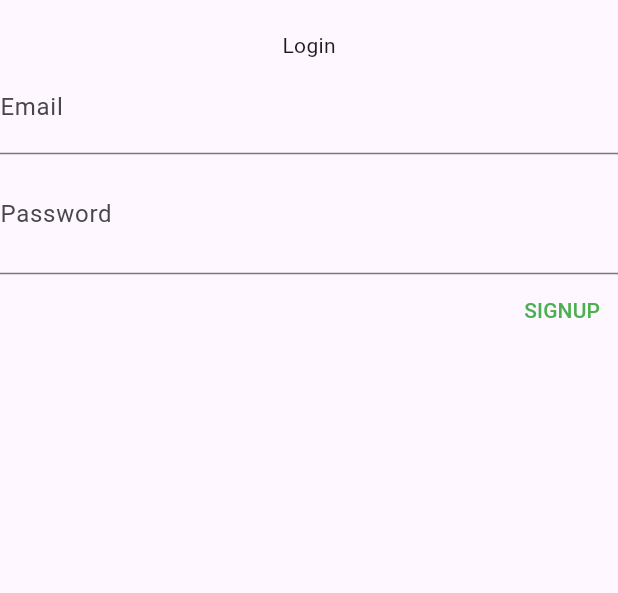
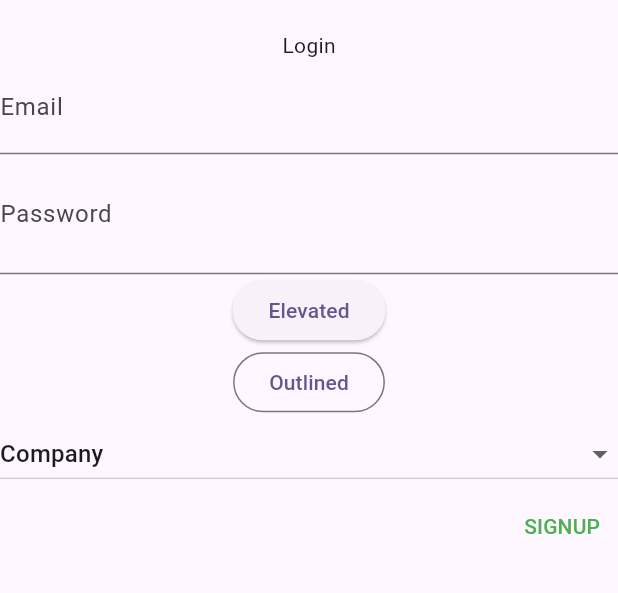
Before and after one commit to engagetitus/fluttermodcom, a Flutter app: the screen it shows after launch, on a phone screen of 412 x 824 dp, the part 272-865 px from its top. Run offline on Flutter 3.47's test engine with Material 3 defaults, Android fonts, the light colour scheme and no system bars.

Commit message:
lesson 16 - lewis

```diff
--- a/main/lms/lib/pages/components/dropdown.dart
+++ b/main/lms/lib/pages/components/dropdown.dart
@@ -1,4 +1,31 @@
+import 'package:flutter/material.dart';
+
 var courses = ["Data Science", "Flutter", "Mern", "Software Development"];
 
 // List of Labs. - Lab1
 var labs = List.generate(9, (index) => 'Lab ${index + 1}');
+
+var gender = [
+  "Company",
+  "male",
+  "Female",
+];
+var levels = ["Beginner", "Intermediate", "Advanced"];
+
+// ElevatedButton(onPressed: () {}, child: Text("Elevated")),
+//           OutlinedButton(onPressed: () {}, child: Text("Outlined")),
+//           DropdownButton(
+//               isExpanded: true,
+//               value: selectedgender,
+//               items: gender.map((String item) {
+//                 return DropdownMenuItem(
+//                   child: Text(item),
+//                   value: item,
+//                 );
+//               }).toList(),
+//               onChanged: (String? item) {
+//                 setState(() {
+//                   // saving the selection
+//                   selectedgender = item!;
+//                 });
+//               }),
--- a/main/lms/lib/pages/login.dart
+++ b/main/lms/lib/pages/login.dart
@@ -2,6 +2,7 @@ import 'package:flutter/cupertino.dart';
 import 'package:flutter/material.dart';
 import 'package:flutter/widgets.dart';
 
+import 'components/dropdown.dart';
 import 'profile.dart';
 import 'signup.dart';
 
@@ -21,6 +22,7 @@ class _LoginState extends State<Login> {
 
   // CHALLENGE DYNAMIC OBSCURE TEXT
   bool obscure = true;
+  String selectedgender = gender[0];
   @override
   Widget build(BuildContext context) {
     return Scaffold(
@@ -73,6 +75,23 @@ class _LoginState extends State<Login> {
                     icon: Icon(
                         obscure ? Icons.visibility : Icons.visibility_off))),
           ),
+          ElevatedButton(onPressed: () {}, child: Text("Elevated")),
+          OutlinedButton(onPressed: () {}, child: Text("Outlined")),
+          DropdownButton(
+              isExpanded: true,
+              value: selectedgender,
+              items: gender.map((String item) {
+                return DropdownMenuItem(
+                  child: Text(item),
+                  value: item,
+                );
+              }).toList(),
+              onChanged: (String? item) {
+                setState(() {
+                  // saving the selection
+                  selectedgender = item!;
+                });
+              }),
           Align(
             alignment: Alignment.bottomRight,
             child: TextButton(
```
